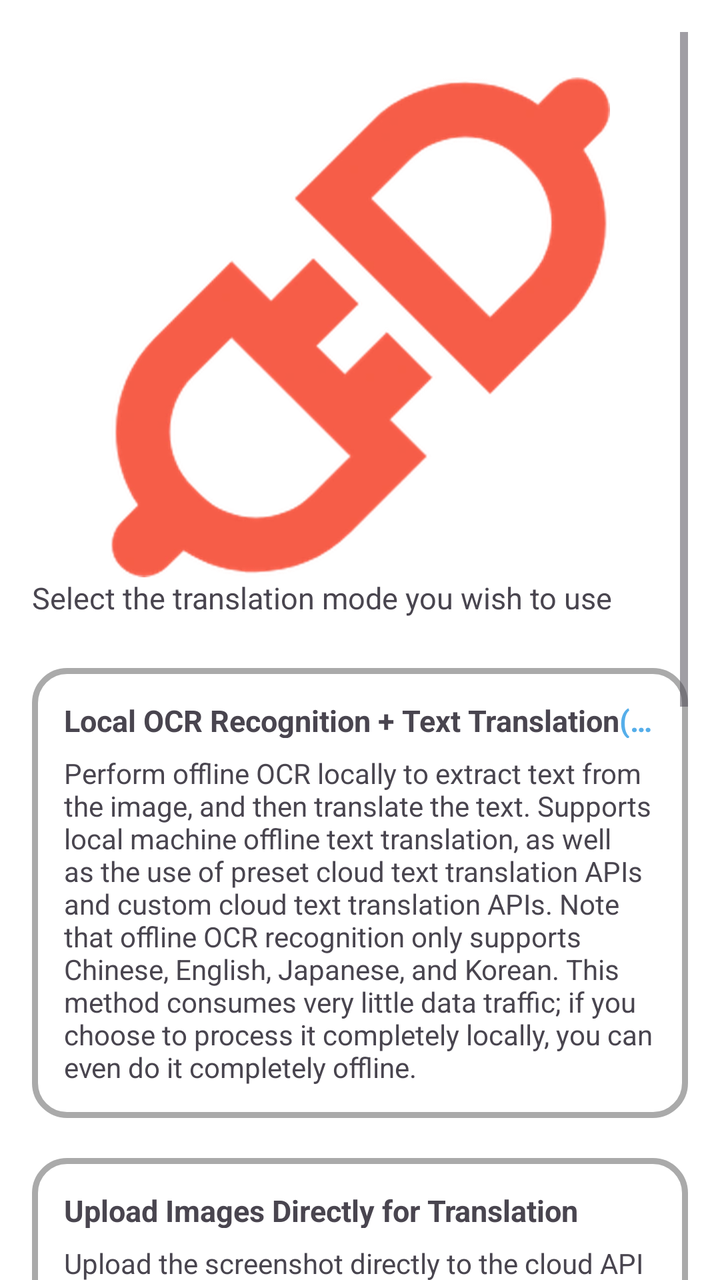
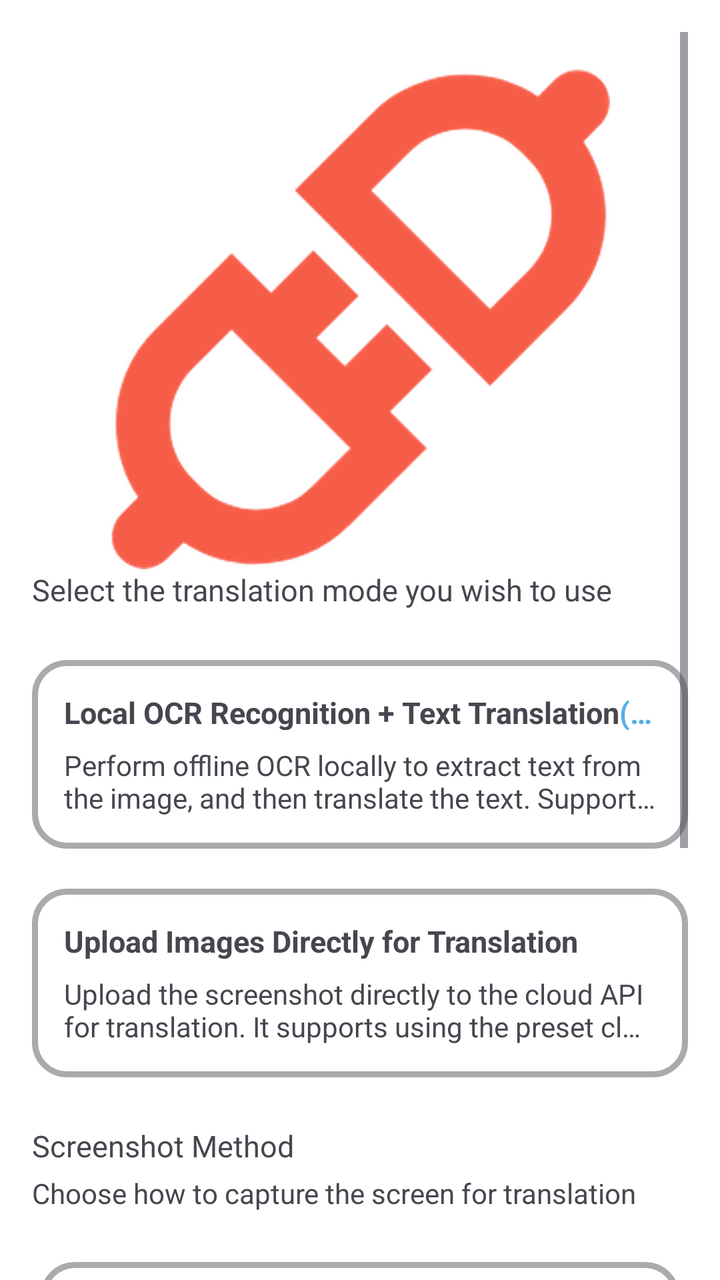

Before-and-after screenshots of an Android layout around one commit, followed by the original layout XML and the change that was made.
<!-- AndroidManifest.xml: application theme Theme.MT -->
<!-- res/layout/fragment_translation_mode.xml -->
<?xml version="1.0" encoding="utf-8"?>
<ScrollView xmlns:android="http://schemas.android.com/apk/res/android"
    xmlns:app="http://schemas.android.com/apk/res-auto"
    xmlns:tools="http://schemas.android.com/tools"
    android:id="@+id/constrainLayout"
    android:layout_width="match_parent"
    android:layout_height="match_parent"
    android:padding="16dp"
    android:clipChildren="false"
    android:clipToPadding="false"
    tools:context=".me.settings.TranslationMode" >

    <androidx.constraintlayout.widget.ConstraintLayout
        android:layout_width="match_parent"
        android:layout_height="wrap_content"
        android:clipChildren="false"
        android:clipToPadding="false"
        app:layout_constraintBottom_toBottomOf="parent"
        app:layout_constraintEnd_toEndOf="parent"
        app:layout_constraintStart_toStartOf="parent"
        app:layout_constraintTop_toTopOf="parent">

        <androidx.constraintlayout.widget.Guideline
            android:id="@+id/guideline"
            android:layout_width="wrap_content"
            android:layout_height="wrap_content"
            android:orientation="horizontal"
            app:layout_constraintGuide_percent="0.02" />

        <ImageView
            android:id="@+id/api_imageView"
            android:layout_width="250dp"
            android:layout_height="250dp"
            android:src="@drawable/apiicon"
            android:scaleType="centerCrop"
            app:layout_constraintEnd_toEndOf="parent"
            app:layout_constraintStart_toStartOf="parent"
            app:layout_constraintTop_toBottomOf="@id/guideline" />

        <TextView
            android:id="@+id/des_textView"
            android:layout_width="wrap_content"
            android:layout_height="wrap_content"
            android:text="@string/choose_mode"
            android:textSize="15sp"
            app:layout_constraintTop_toBottomOf="@id/api_imageView"
            app:layout_constraintStart_toStartOf="parent" />

        <LinearLayout
            android:id="@+id/modeGroup"
            android:layout_width="match_parent"
            android:layout_height="wrap_content"
            android:orientation="vertical"
            android:layout_marginTop="10dp"
            app:layout_constraintTop_toBottomOf="@id/des_textView"
            app:layout_constraintEnd_toEndOf="parent"
            app:layout_constraintStart_toStartOf="parent">

            <LinearLayout
                android:id="@+id/ocrModeLayout"
                android:layout_width="match_parent"
                android:layout_height="wrap_content"
                android:layout_marginTop="15dp"
                android:background="@drawable/custom_radio_button_background"
                android:orientation="horizontal"
                android:padding="16dp">

                <LinearLayout
                    android:layout_width="match_parent"
                    android:layout_height="wrap_content"
                    android:orientation="vertical">

                    <TextView android:ellipsize="end" android:maxLines="1" android:autoSizeTextType="uniform" android:autoSizeMinTextSize="15sp" android:autoSizeMaxTextSize="18sp" android:autoSizeStepGranularity="1sp" 
                        android:layout_width="match_parent"
                        android:layout_height="wrap_content"
                        android:text="@string/ocr_mode"
                        android:textSize="14sp"
                        android:textStyle="bold"
                        android:textColorHighlight="@android:color/transparent"/>

                    <TextView
                        android:layout_width="match_parent"
                        android:layout_height="wrap_content"
                        android:layout_marginTop="8dp"
                        android:text="@string/ocr_mode_description" />

                </LinearLayout>
            </LinearLayout>

            <LinearLayout
                android:id="@+id/picModeLayout"
                android:layout_width="match_parent"
                android:layout_height="wrap_content"
                android:layout_marginTop="20dp"
                android:background="@drawable/custom_radio_button_background"
                android:orientation="horizontal"
                android:padding="16dp">

                <LinearLayout
                    android:layout_width="match_parent"
                    android:layout_height="wrap_content"
                    android:orientation="vertical">

                    <TextView android:ellipsize="end" android:maxLines="1" android:autoSizeTextType="uniform" android:autoSizeMinTextSize="15sp" android:autoSizeMaxTextSize="18sp" android:autoSizeStepGranularity="1sp" 
                        android:layout_width="match_parent"
                        android:layout_height="wrap_content"
                        android:text="@string/pic_mode"
                        android:textSize="14sp"
                        android:textStyle="bold" />

                    <TextView
                        android:layout_width="match_parent"
                        android:layout_height="wrap_content"
                        android:layout_marginTop="8dp"
                        android:text="@string/pic_mode_description"
                        android:textColorHighlight="@android:color/transparent"/>

                </LinearLayout>
            </LinearLayout>

        </LinearLayout>

        
        <TextView
            android:id="@+id/screenshot_title"
            android:layout_width="wrap_content"
            android:layout_height="wrap_content"
            android:layout_marginTop="24dp"
            android:text="@string/screenshot_section_title"
            android:textSize="15sp"
            app:layout_constraintTop_toBottomOf="@id/modeGroup"
            app:layout_constraintStart_toStartOf="parent" />

        <TextView
            android:id="@+id/screenshot_desc"
            android:layout_width="wrap_content"
            android:layout_height="wrap_content"
            android:layout_marginTop="4dp"
            android:text="@string/screenshot_section_desc"
            android:textSize="14sp"
            android:textColor="?android:textColorSecondary"
            app:layout_constraintTop_toBottomOf="@id/screenshot_title"
            app:layout_constraintStart_toStartOf="parent" />

        <LinearLayout
            android:id="@+id/screenshotGroup"
            android:layout_width="match_parent"
            android:layout_height="wrap_content"
            android:orientation="vertical"
            android:clipChildren="false"
            android:clipToPadding="false"
            android:layout_marginTop="10dp"
            app:layout_constraintTop_toBottomOf="@id/screenshot_desc"
            app:layout_constraintEnd_toEndOf="parent"
            app:layout_constraintStart_toStartOf="parent">

            <LinearLayout
                android:id="@+id/mediaprojectionLayout"
                android:layout_width="match_parent"
                android:layout_height="wrap_content"
                android:layout_marginHorizontal="4dp"
                android:layout_marginTop="15dp"
                android:background="@drawable/custom_radio_button_background"
                android:orientation="horizontal"
                android:padding="16dp">

                <LinearLayout
                    android:layout_width="match_parent"
                    android:layout_height="wrap_content"
                    android:orientation="vertical">

                    <TextView android:ellipsize="end" android:maxLines="1" android:autoSizeTextType="uniform" android:autoSizeMinTextSize="15sp" android:autoSizeMaxTextSize="18sp" android:autoSizeStepGranularity="1sp" 
                        android:layout_width="match_parent"
                        android:layout_height="wrap_content"
                        android:text="@string/screenshot_method_mediaprojection"
                        android:textSize="14sp"
                        android:textStyle="bold"
                        android:textColorHighlight="@android:color/transparent"/>

                    <TextView
                        android:layout_width="match_parent"
                        android:layout_height="wrap_content"
                        android:layout_marginTop="8dp"
                        android:text="@string/screenshot_mediaprojection_desc" />

                </LinearLayout>
            </LinearLayout>

            <LinearLayout
                android:id="@+id/accessibilityLayout"
                android:layout_width="match_parent"
                android:layout_height="wrap_content"
                android:layout_marginHorizontal="4dp"
                android:layout_marginTop="20dp"
                android:background="@drawable/custom_radio_button_background"
                android:orientation="horizontal"
                android:padding="16dp">

                <LinearLayout
                    android:layout_width="match_parent"
                    android:layout_height="wrap_content"
                    android:orientation="vertical">

                    <TextView android:ellipsize="end" android:maxLines="1" android:autoSizeTextType="uniform" android:autoSizeMinTextSize="15sp" android:autoSizeMaxTextSize="18sp" android:autoSizeStepGranularity="1sp" 
                        android:layout_width="match_parent"
                        android:layout_height="wrap_content"
                        android:text="@string/screenshot_method_accessibility"
                        android:textSize="14sp"
                        android:textStyle="bold" />

                    <TextView
                        android:layout_width="match_parent"
                        android:layout_height="wrap_content"
                        android:layout_marginTop="8dp"
                        android:text="@string/screenshot_accessibility_desc"
                        android:textColorHighlight="@android:color/transparent"/>

                </LinearLayout>
            </LinearLayout>

        </LinearLayout>

    </androidx.constraintlayout.widget.ConstraintLayout>

</ScrollView>
<!-- resources referenced by this layout -->
<resources>
  <!-- drawable apiicon: webp bitmap (drawable, 46238 bytes) -->
  <!-- drawable custom_radio_button_background (drawable) -->
  <?xml version="1.0" encoding="utf-8"?>
  <shape xmlns:android="http://schemas.android.com/apk/res/android"
      android:shape="rectangle">
  
      <corners android:radius="16dp" />
      <stroke android:width="3dp" android:color="@android:color/darker_gray" />
      <solid android:color="@color/surface" />
  
  </shape>
  <string name="choose_mode">Select the translation mode you wish to use</string>
  <string name="ocr_mode">Local OCR Recognition + Text Translation<font color="#55AEEA">(Recommended)</font></string>
  <string name="ocr_mode_description">Perform offline OCR locally to extract text from the image, and then translate the text. Supports local machine offline text translation, as well as the use of preset cloud text translation APIs and custom cloud text translation APIs. Note that offline OCR recognition only supports Chinese,  English, Japanese, and Korean. This method consumes very little data traffic; if you choose to process it completely locally, you can even do it completely offline.</string>
  <string name="pic_mode">Upload Images Directly for Translation</string>
  <string name="pic_mode_description">Upload the screenshot directly to the cloud API for translation. It supports using the preset cloud image translation API, and also supports using the custom cloud image translation API. <font color="#55AEEA">It does not support local translation</font>. This method consumes relatively more data traffic.</string>
  <string name="screenshot_accessibility_desc">✅ One-time authorization — never asked again\n✅ No persistent notification — clean status bar\n❌ Must manually enable in system accessibility settings</string>
  <string name="screenshot_mediaprojection_desc">✅ Works out of the box — no additional service to install or configure\n❌ Permission dialog on every launch\n❌ Android requires persistent "recording" notification</string>
  <string name="screenshot_method_accessibility">Accessibility Service</string>
  <string name="screenshot_method_mediaprojection">Screen Capture (Recommended)</string>
  <string name="screenshot_section_desc">Choose how to capture the screen for translation</string>
  <string name="screenshot_section_title">Screenshot Method</string>
  <style name="Theme.MT" parent="Base.Theme.MT">
          
          <item name="android:navigationBarColor">@android:color/transparent</item>
          <item name="android:statusBarColor">@android:color/transparent</item>
          <item name="android:windowLightStatusBar">?attr/isLightTheme</item>
      </style>
  <color name="surface">#FFFFFF</color>
  <style name="Base.Theme.MT" parent="Theme.Material3.DayNight.NoActionBar">
          <item name="colorPrimary">@color/primary</item>
          <item name="android:windowBackground">@color/surface</item>
          <item name="android:navigationBarColor">
              @android:color/transparent
          </item>
          <item name="android:enforceNavigationBarContrast">false</item>
          <item name="android:enforceStatusBarContrast">false</item>
      </style>
  <color name="primary">#55AEEA</color>
</resources>

<!-- the commit's change to res/layout/fragment_translation_mode.xml (unified diff, before → after) -->
@@ -82,6 +82,8 @@
                         android:layout_width="match_parent"
                         android:layout_height="wrap_content"
                         android:layout_marginTop="8dp"
+                        android:maxLines="2"
+                        android:ellipsize="end"
                         android:text="@string/ocr_mode_description" />
 
                 </LinearLayout>
@@ -112,6 +114,8 @@
                         android:layout_width="match_parent"
                         android:layout_height="wrap_content"
                         android:layout_marginTop="8dp"
+                        android:maxLines="2"
+                        android:ellipsize="end"
                         android:text="@string/pic_mode_description"
                         android:textColorHighlight="@android:color/transparent"/>
 
